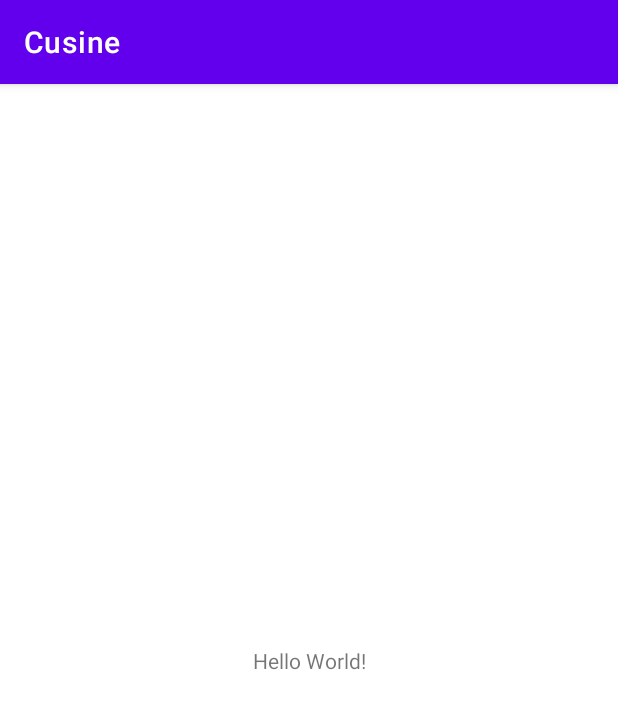
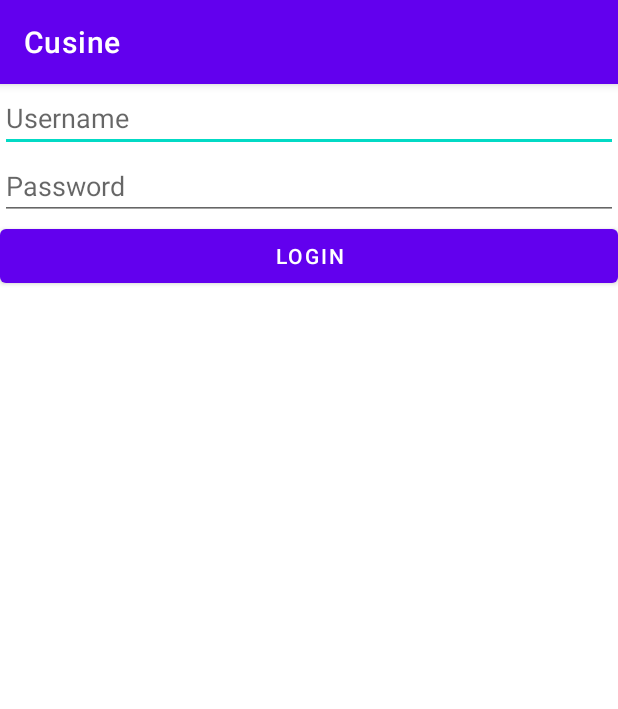
Before and after one commit to Zac-Mwangi/Cusine, an Android app: the screen it shows after launch (MainActivity), on a phone screen of 412 x 824 dp. Shown: the top 709 px of the screen. Run offline under Robolectric (Android 15) with nearby library versions, the phone set to English and light mode, and no system bars; our stand-ins replace Volley.

Commit message:
first login part

```diff
--- a/app/build.gradle
+++ b/app/build.gradle
@@ -36,4 +36,6 @@ dependencies {
     testImplementation 'junit:junit:4.+'
     androidTestImplementation 'androidx.test.ext:junit:1.1.3'
     androidTestImplementation 'androidx.test.espresso:espresso-core:3.4.0'
+    implementation 'com.android.volley:volley:1.2.0'
+
 }
--- a/app/src/main/java/com/example/cusine/MainActivity.java
+++ b/app/src/main/java/com/example/cusine/MainActivity.java
@@ -2,14 +2,81 @@ package com.example.cusine;
 
 import androidx.appcompat.app.AppCompatActivity;
 
+import android.content.Intent;
+import android.graphics.Color;
 import android.os.Bundle;
+import android.view.View;
+import android.widget.Button;
+import android.widget.EditText;
+import android.widget.Toast;
+
+import com.android.volley.AuthFailureError;
+import com.android.volley.Request;
+import com.android.volley.Response;
+import com.android.volley.toolbox.StringRequest;
+import com.android.volley.toolbox.Volley;
+import com.google.android.material.snackbar.Snackbar;
+
+import org.json.JSONException;
+import org.json.JSONObject;
+
+import java.util.HashMap;
+import java.util.Map;
 
 public class MainActivity extends AppCompatActivity {
+EditText username,password;
+Button loginBtn;
 
+String login_url = "";
     @Override
     protected void onCreate(Bundle savedInstanceState) {
         super.onCreate(savedInstanceState);
         setContentView(R.layout.activity_main);
 
+        username = findViewById(R.id.username);
+        password = findViewById(R.id.password);
+        loginBtn = findViewById(R.id.loginBtn);
+
+        loginBtn.setOnClickListener(v -> {
+
+
+           Login();
+        });
+    }
+    public void Login(){
+        String stringUser = username.getText().toString();
+        String strpassword = password.getText().toString();
+
+        StringRequest request = new StringRequest(Request.Method.POST, login_url,new Response.Listener<String>() {
+            @Override
+            public void onResponse(String response) {
+                //dismiss loader
+
+
+                try {
+                    JSONObject obj = new JSONObject(response);
+                    if (obj.getBoolean("error")) {
+                    } else {
+
+
+                    }
+                } catch (JSONException e) {
+                    e.printStackTrace();
+                }
+            }
+        }, error -> {
+            Toast.makeText(this, "Network Err", Toast.LENGTH_SHORT).show();
+            //Display error message whenever an error occurs
+        }){
+            @Override
+            protected Map<String, String> getParams() throws AuthFailureError {
+                Map<String, String> params = new HashMap<>();
+
+                params.put("username",stringUser);
+                params.put("password", strpassword);
+                return params;
+            }
+        };
+        Volley.newRequestQueue(this).add(request);
     }
 }
--- a/app/src/main/res/layout/activity_main.xml
+++ b/app/src/main/res/layout/activity_main.xml
@@ -1,18 +1,27 @@
 <?xml version="1.0" encoding="utf-8"?>
-<androidx.constraintlayout.widget.ConstraintLayout xmlns:android="http://schemas.android.com/apk/res/android"
+<LinearLayout xmlns:android="http://schemas.android.com/apk/res/android"
     xmlns:app="http://schemas.android.com/apk/res-auto"
     xmlns:tools="http://schemas.android.com/tools"
     android:layout_width="match_parent"
+    android:orientation="vertical"
     android:layout_height="match_parent"
     tools:context=".MainActivity">
+    <EditText
+        android:layout_width="match_parent"
+        android:layout_height="wrap_content"
+        android:id="@+id/username"
+        android:hint="Username"/>
 
-    <TextView
-        android:layout_width="wrap_content"
+    <EditText
+        android:layout_width="match_parent"
         android:layout_height="wrap_content"
-        android:text="Hello World!"
-        app:layout_constraintBottom_toBottomOf="parent"
-        app:layout_constraintLeft_toLeftOf="parent"
-        app:layout_constraintRight_toRightOf="parent"
-        app:layout_constraintTop_toTopOf="parent" />
+        android:id="@+id/password"
+        android:hint="Password"/>
 
-</androidx.constraintlayout.widget.ConstraintLayout>
+    <Button
+        android:layout_width="match_parent"
+        android:layout_height="wrap_content"
+        android:id="@+id/loginBtn"
+        android:text="Login"/>
+
+</LinearLayout>
```
